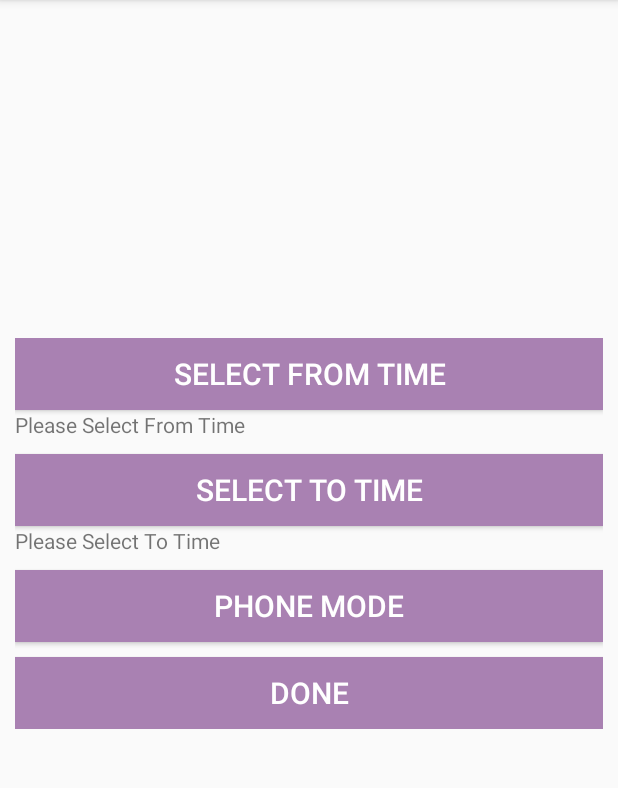
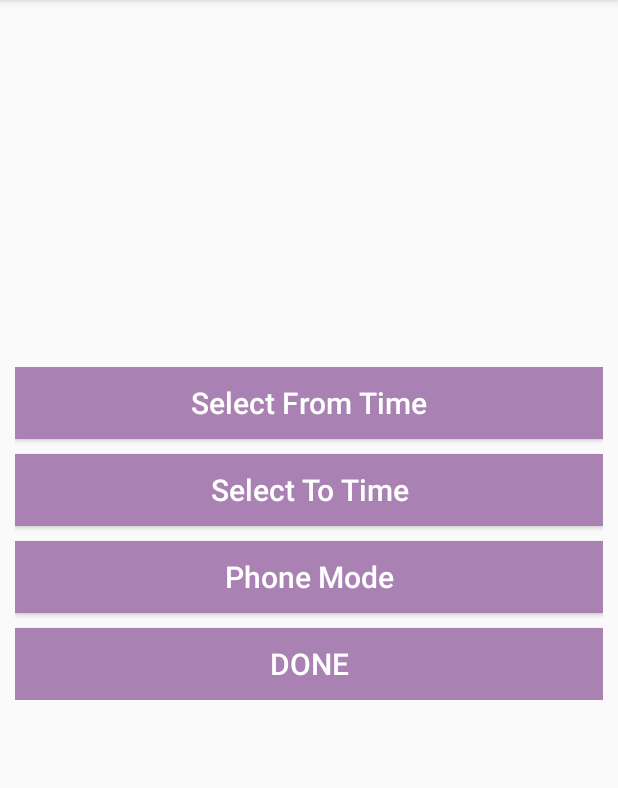
Before and after one commit to meghana-webonise/meghana-profileManagerApp, an Android app: the SetTimerActivity screen opened directly, with no data from a screen before it, on a phone screen of 412 x 824 dp, the part 84-872 px from its top. Run offline under Robolectric (Android 15) with nearby library versions, the phone set to English and light mode, and no system bars; 1 statement that could not run was skipped.

Commit message:
Completed Time Functionality Validation

```diff
--- a/ProfileManager/app/src/main/java/com/weboniselab/meghana/android/app/profilemanager/Constants.java
+++ b/ProfileManager/app/src/main/java/com/weboniselab/meghana/android/app/profilemanager/Constants.java
@@ -3,7 +3,7 @@ package com.weboniselab.meghana.android.app.profilemanager;
 public class Constants {
     public static final String Format_Of_Time="HH:mm";
 
-    public static final String DATABASE_NAME="z";
+    public static final String DATABASE_NAME="s";
     public static final String TABLE_NAME_TIME="timeSetByUser";
     public static final String COLUMN_ID_TIME ="id";
     public static final String COLUMN_FROM_TIME="fromTime";
--- a/ProfileManager/app/src/main/res/layout/set_timer_activity.xml
+++ b/ProfileManager/app/src/main/res/layout/set_timer_activity.xml
@@ -20,40 +20,33 @@
         android:id="@+id/btnFromTime"
         android:layout_width="match_parent"
         android:layout_height="wrap_content"
-        android:text="@string/btnFromTime"
+        android:hint="@string/btnFromTime"
+        android:textColorHint="@color/ColorText"
         android:background="@drawable/time_selector"
-        android:textColor="@color/ColorText"/>
+        android:textColor="@color/ColorText"
+        android:layout_marginBottom="@dimen/bottomMargin"/>
 
-    <TextView
-        android:id="@+id/tvFromTime"
-        android:layout_width="wrap_content"
-        android:layout_height="wrap_content"
-        android:text="@string/tvFromTime"
-        android:layout_marginBottom="@dimen/bottomMargin"/>
 
     <Button
         style="@style/layoutStyle"
         android:id="@+id/btnToTime"
         android:layout_width="match_parent"
         android:layout_height="wrap_content"
-        android:text="@string/btnToTime"
+        android:hint="@string/btnToTime"
+        android:textColorHint="@color/ColorText"
         android:background="@drawable/time_selector"
         android:textColor="@color/ColorText"
+        android:layout_marginBottom="@dimen/bottomMargin"
         />
 
-    <TextView
-        android:id="@+id/tvToTime"
-        android:layout_width="wrap_content"
-        android:layout_height="wrap_content"
-        android:text="@string/tvToTime"
-        android:layout_marginBottom="@dimen/bottomMargin"/>
 
     <Button
         style="@style/layoutStyle"
         android:id="@+id/btnPhoneMode"
         android:layout_width="match_parent"
         android:layout_height="wrap_content"
-        android:text="@string/phoneMode"
+        android:hint="@string/phoneMode"
+        android:textColorHint="@color/ColorText"
         android:layout_marginBottom="@dimen/bottomMargin"
         android:background="@drawable/time_selector"
         android:textColor="@color/ColorText"/>
--- a/ProfileManager/app/src/main/res/values/strings.xml
+++ b/ProfileManager/app/src/main/res/values/strings.xml
@@ -11,11 +11,13 @@
     <string name="tvToTime">Please Select To Time</string>
     <string name="btnFromTime">Select From Time</string>
     <string name="btnToTime">Select To Time</string>
+    <string name="btnPhoneMode">Select Phone Mode</string>
     <string name="btnDone">Done</string>
     <string name="fromTimePickerTag">FromTimePicker</string>
     <string name="toTimePickerTag">ToTimePicker</string>
     <string name="popTitle">Select the Phone Mode</string>
-    <string name="selectedTime">Selected Time is </string>
+    <string name="selectedFromTime">Selected From Time is </string>
+    <string name="selectedToTime">Selected To Time is </string>
     <string name="timeSeparator">:</string>
     <string name="timeFormat">HH:mm:ss</string>
     <string name="btnWalk">Walk</string>
```
Also changed, not shown: ProfileManager/app/src/main/java/com/weboniselab/meghana/android/app/profilemanager/SetTimerActivity.java (+34 -13 lines).
